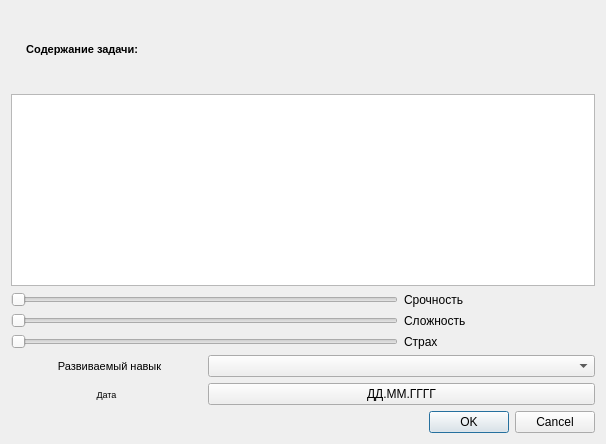
This is itemeditor.ui in Unisbern/RPG_planner as Qt 5 draws it before an edit. The edited form follows.
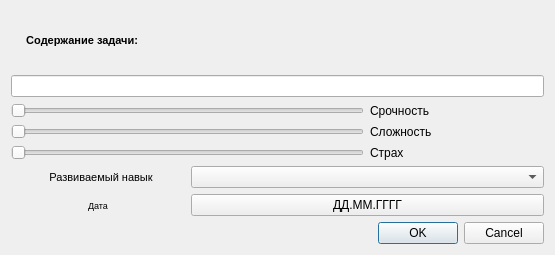
This is the edited form.

Patch:
```diff
--- a/itemeditor.ui
+++ b/itemeditor.ui
@@ -6,8 +6,8 @@
    <rect>
     <x>0</x>
     <y>0</y>
-    <width>606</width>
-    <height>444</height>
+    <width>555</width>
+    <height>255</height>
    </rect>
   </property>
   <property name="windowTitle">
@@ -15,12 +15,50 @@
   </property>
   <layout class="QGridLayout" name="gridLayout_2">
    <item row="0" column="0">
-    <layout class="QGridLayout" name="gridLayout" rowstretch="1,0,0,0,0,0,0,0">
+    <layout class="QGridLayout" name="gridLayout" rowstretch="1,1,1,1,1,1,1,1">
      <item row="1" column="0" colspan="3">
-      <widget class="QTextEdit" name="textEdit"/>
+      <widget class="QLineEdit" name="textEdit"/>
+     </item>
+     <item row="2" column="2">
+      <widget class="QLabel" name="textUrgency">
+       <property name="text">
+        <string>Срочность</string>
+       </property>
+      </widget>
+     </item>
+     <item row="7" column="0" colspan="3">
+      <widget class="QDialogButtonBox" name="buttonConfirm">
+       <property name="standardButtons">
+        <set>QDialogButtonBox::Cancel|QDialogButtonBox::Ok</set>
+       </property>
+      </widget>
+     </item>
+     <item row="5" column="1" colspan="2">
+      <widget class="QComboBox" name="comboBox"/>
+     </item>
+     <item row="5" column="0">
+      <widget class="QLabel" name="textSkill">
+       <property name="font">
+        <font>
+         <pointsize>8</pointsize>
+        </font>
+       </property>
+       <property name="text">
+        <string>  Развиваемый навык</string>
+       </property>
+       <property name="alignment">
+        <set>Qt::AlignCenter</set>
+       </property>
+      </widget>
      </item>
      <item row="0" column="0" colspan="3">
       <widget class="QLabel" name="textTaskname">
+       <property name="sizePolicy">
+        <sizepolicy hsizetype="Preferred" vsizetype="Minimum">
+         <horstretch>0</horstretch>
+         <verstretch>0</verstretch>
+        </sizepolicy>
+       </property>
        <property name="font">
         <font>
          <pointsize>8</pointsize>
@@ -40,20 +78,6 @@
        </property>
       </widget>
      </item>
-     <item row="2" column="0" colspan="2">
-      <widget class="QSlider" name="sliderUrgency">
-       <property name="orientation">
-        <enum>Qt::Horizontal</enum>
-       </property>
-      </widget>
-     </item>
-     <item row="4" column="0" colspan="2">
-      <widget class="QSlider" name="sliderFear">
-       <property name="orientation">
-        <enum>Qt::Horizontal</enum>
-       </property>
-      </widget>
-     </item>
      <item row="6" column="0">
       <widget class="QLabel" name="textDeadline">
        <property name="font">
@@ -69,36 +93,8 @@
        </property>
       </widget>
      </item>
-     <item row="7" column="0" colspan="3">
-      <widget class="QDialogButtonBox" name="buttonConfirm">
-       <property name="standardButtons">
-        <set>QDialogButtonBox::Cancel|QDialogButtonBox::Ok</set>
-       </property>
-      </widget>
-     </item>
-     <item row="6" column="1" colspan="2">
-      <widget class="QPushButton" name="buttonDate">
-       <property name="text">
-        <string>ДД.ММ.ГГГГ</string>
-       </property>
-      </widget>
-     </item>
-     <item row="2" column="2">
-      <widget class="QLabel" name="textUrgency">
-       <property name="text">
-        <string>Срочность</string>
-       </property>
-      </widget>
-     </item>
-     <item row="3" column="2">
-      <widget class="QLabel" name="textDifficulty">
-       <property name="text">
-        <string>Сложность</string>
-       </property>
-      </widget>
-     </item>
-     <item row="3" column="0" colspan="2">
-      <widget class="QSlider" name="sliderDifficulty">
+     <item row="2" column="0" colspan="2">
+      <widget class="QSlider" name="sliderUrgency">
        <property name="orientation">
         <enum>Qt::Horizontal</enum>
        </property>
@@ -111,23 +107,33 @@
        </property>
       </widget>
      </item>
-     <item row="5" column="0">
-      <widget class="QLabel" name="textSkill">
-       <property name="font">
-        <font>
-         <pointsize>8</pointsize>
-        </font>
+     <item row="3" column="0" colspan="2">
+      <widget class="QSlider" name="sliderDifficulty">
+       <property name="orientation">
+        <enum>Qt::Horizontal</enum>
        </property>
+      </widget>
+     </item>
+     <item row="3" column="2">
+      <widget class="QLabel" name="textDifficulty">
        <property name="text">
-        <string>  Развиваемый навык</string>
+        <string>Сложность</string>
        </property>
-       <property name="alignment">
-        <set>Qt::AlignCenter</set>
+      </widget>
+     </item>
+     <item row="4" column="0" colspan="2">
+      <widget class="QSlider" name="sliderFear">
+       <property name="orientation">
+        <enum>Qt::Horizontal</enum>
        </property>
       </widget>
      </item>
-     <item row="5" column="1" colspan="2">
-      <widget class="QComboBox" name="comboBox"/>
+     <item row="6" column="1" colspan="2">
+      <widget class="QPushButton" name="buttonDate">
+       <property name="text">
+        <string>ДД.ММ.ГГГГ</string>
+       </property>
+      </widget>
      </item>
     </layout>
    </item>
```
